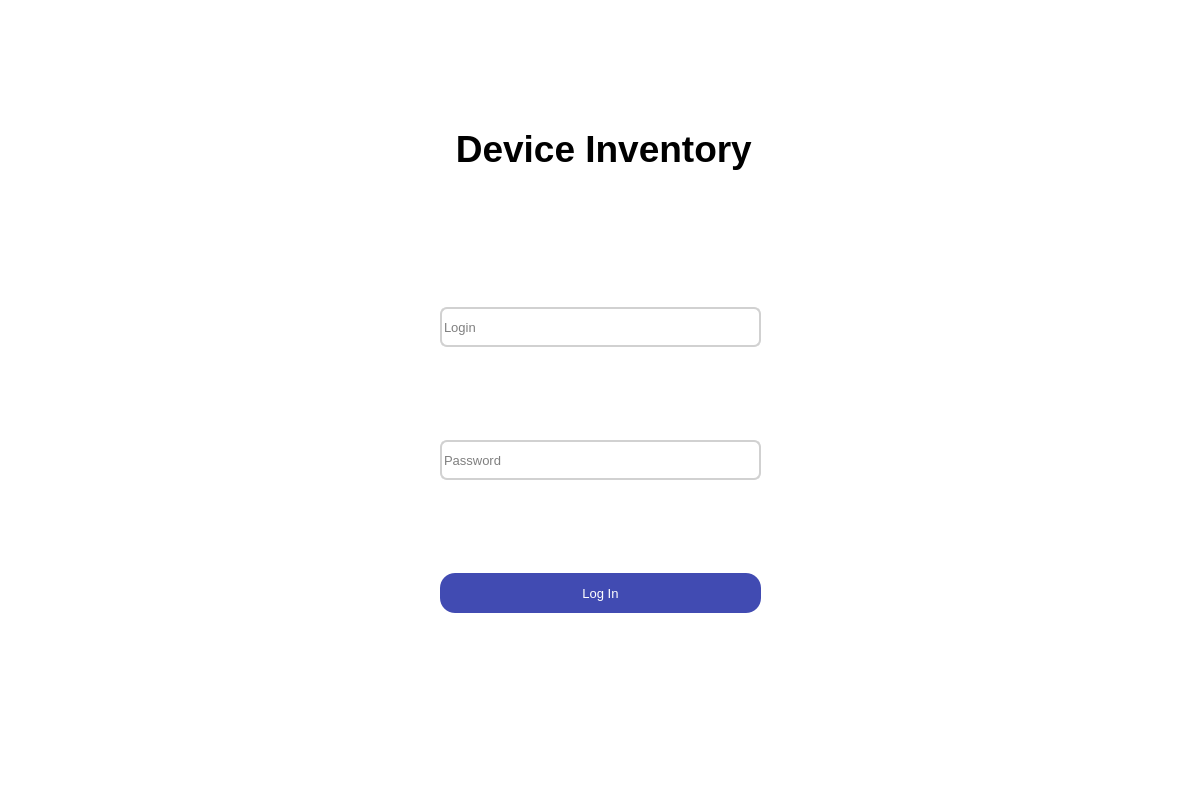
Above: layouts/login_screen.ui from fedulovs/InventoryUI before the change. Below: the same form after it.
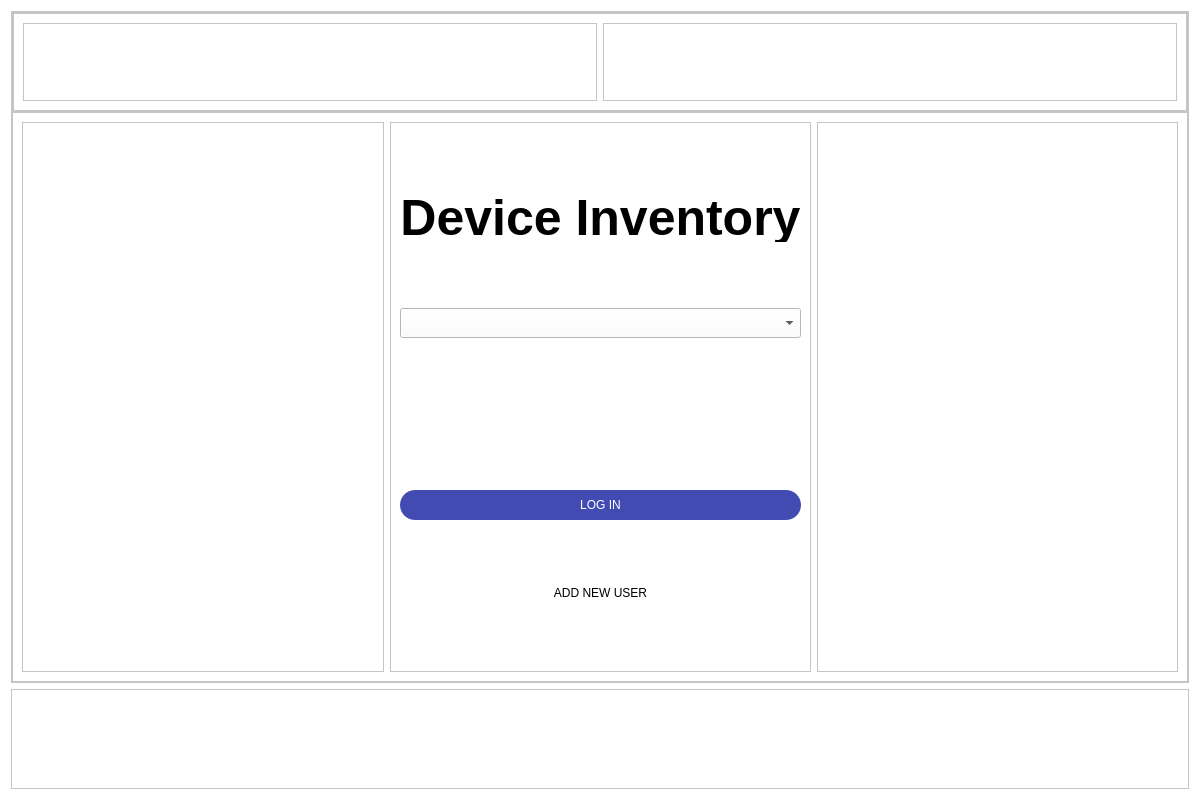
That is the form after the change.

Commit message: Add settings button

```diff
--- a/layouts/login_screen.ui
+++ b/layouts/login_screen.ui
@@ -13,83 +13,108 @@
         <property name="windowTitle">
             <string>Dialog</string>
         </property>
-        <widget class="QWidget" name="login_screen" native="true">
-            <property name="geometry">
-                <rect>
-                    <x>0</x>
-                    <y>0</y>
-                    <width>1200</width>
-                    <height>800</height>
-                </rect>
-            </property>
             <property name="styleSheet">
-                <string notr="true">background-color: rgb(255, 255, 255);</string>
-            </property>
-            <widget class="QWidget" name="verticalLayoutWidget">
-                <property name="geometry">
-                    <rect>
-                        <x>440</x>
-                        <y>220</y>
-                        <width>321</width>
-                        <height>481</height>
-                    </rect>
+   <string notr="true">background-color: white;</string>
                 </property>
                 <layout class="QVBoxLayout" name="verticalLayout">
                     <item>
-                        <widget class="QLineEdit" name="login_input">
-                            <property name="minimumSize">
-                                <size>
-                                    <width>0</width>
-                                    <height>40</height>
-                                </size>
-                            </property>
-                            <property name="font">
-                                <font>
-                                    <pointsize>10</pointsize>
-                                </font>
-                            </property>
-                            <property name="styleSheet">
-                                <string notr="true">border-radius : 7; border: 2px solid #D1D1D1</string>
-                            </property>
-                            <property name="text">
-                                <string/>
-                            </property>
-                            <property name="frame">
-                                <bool>false</bool>
-                            </property>
-                            <property name="placeholderText">
-                                <string>Login</string>
-                            </property>
-                        </widget>
-                    </item>
+    <widget class="QFrame" name="body">
+     <property name="sizePolicy">
+      <sizepolicy hsizetype="Expanding" vsizetype="Preferred">
+       <horstretch>0</horstretch>
+       <verstretch>0</verstretch>
+      </sizepolicy>
+     </property>
+     <property name="frameShape">
+      <enum>QFrame::StyledPanel</enum>
+     </property>
+     <property name="frameShadow">
+      <enum>QFrame::Raised</enum>
+     </property>
+     <layout class="QVBoxLayout" name="verticalLayout_2">
+      <property name="spacing">
+       <number>0</number>
+      </property>
+      <property name="leftMargin">
+       <number>0</number>
+      </property>
+      <property name="topMargin">
+       <number>0</number>
+      </property>
+      <property name="rightMargin">
+       <number>0</number>
+      </property>
+      <property name="bottomMargin">
+       <number>0</number>
+      </property>
                     <item>
-                        <widget class="QLineEdit" name="password_input">
+       <widget class="QFrame" name="controls">
+        <property name="sizePolicy">
+         <sizepolicy hsizetype="Preferred" vsizetype="Fixed">
+          <horstretch>0</horstretch>
+          <verstretch>0</verstretch>
+         </sizepolicy>
+        </property>
                             <property name="minimumSize">
                                 <size>
                                     <width>0</width>
-                                    <height>40</height>
-                                </size>
-                            </property>
-                            <property name="font">
-                                <font>
-                                    <pointsize>10</pointsize>
-                                </font>
-                            </property>
+          <height>100</height>
+         </size>
+        </property>
                             <property name="styleSheet">
-                                <string notr="true">border-radius : 7; border: 2px solid #D1D1D1</string>
-                            </property>
-                            <property name="text">
-                                <string/>
-                            </property>
-                            <property name="placeholderText">
-                                <string>Password</string>
-                            </property>
+         <string notr="true"/>
+        </property>
+        <property name="frameShape">
+         <enum>QFrame::StyledPanel</enum>
+        </property>
+        <property name="frameShadow">
+         <enum>QFrame::Raised</enum>
+        </property>
+        <layout class="QHBoxLayout" name="horizontalLayout">
+         <property name="spacing">
+          <number>0</number>
+         </property>
+         <property name="leftMargin">
+          <number>0</number>
+         </property>
+         <property name="topMargin">
+          <number>0</number>
+         </property>
+         <property name="rightMargin">
+          <number>0</number>
+         </property>
+         <property name="bottomMargin">
+          <number>0</number>
+         </property>
+         <item>
+          <widget class="QFrame" name="frame">
+           <property name="frameShape">
+            <enum>QFrame::StyledPanel</enum>
+           </property>
+           <property name="frameShadow">
+            <enum>QFrame::Raised</enum>
+           </property>
+           <layout class="QHBoxLayout" name="horizontalLayout_2">
+            <item>
+             <widget class="QFrame" name="frame_2">
+              <property name="sizePolicy">
+               <sizepolicy hsizetype="MinimumExpanding" vsizetype="MinimumExpanding">
+                <horstretch>0</horstretch>
+                <verstretch>0</verstretch>
+               </sizepolicy>
+              </property>
+              <property name="frameShape">
+               <enum>QFrame::StyledPanel</enum>
+              </property>
+              <property name="frameShadow">
+               <enum>QFrame::Raised</enum>
+              </property>
                         </widget>
                     </item>
                     <item>
-                        <widget class="QPushButton" name="login_button">
+             <widget class="QFrame" name="frame_6">
                             <property name="sizePolicy">
-                                <sizepolicy hsizetype="Expanding" vsizetype="Fixed">
+               <sizepolicy hsizetype="MinimumExpanding" vsizetype="MinimumExpanding">
                                     <horstretch>0</horstretch>
                                     <verstretch>0</verstretch>
                                 </sizepolicy>
@@ -97,69 +122,153 @@
                             <property name="minimumSize">
                                 <size>
                                     <width>0</width>
-                                    <height>40</height>
-                                </size>
-                            </property>
-                            <property name="font">
-                                <font>
-                                    <pointsize>10</pointsize>
-                                </font>
-                            </property>
+                <height>0</height>
+               </size>
+              </property>
                             <property name="styleSheet">
-                                <string notr="true">border-radius : 15; border: 2 px solid black; background-color :
-                                    #414BB2; color: white
-                                </string>
-                            </property>
+               <string notr="true">QPushButton {
+                border: none;
+                border-radius: 10;
+                }
+
+                QPushButton:hover {
+                border: 2 px solid black;
+                background-color: rgb(227, 227, 227);
+                }
+               </string>
+              </property>
+              <property name="frameShape">
+               <enum>QFrame::StyledPanel</enum>
+              </property>
+              <property name="frameShadow">
+               <enum>QFrame::Raised</enum>
+              </property>
+              <layout class="QVBoxLayout" name="verticalLayout_5">
+               <item alignment="Qt::AlignRight|Qt::AlignTop">
+                <widget class="QPushButton" name="settings_button">
+                 <property name="sizePolicy">
+                  <sizepolicy hsizetype="MinimumExpanding" vsizetype="MinimumExpanding">
+                   <horstretch>0</horstretch>
+                   <verstretch>0</verstretch>
+                  </sizepolicy>
+                 </property>
+                 <property name="minimumSize">
+                  <size>
+                   <width>40</width>
+                   <height>40</height>
+                  </size>
+                 </property>
                             <property name="text">
-                                <string>Log In</string>
+                  <string/>
                             </property>
                         </widget>
                     </item>
                 </layout>
             </widget>
+            </item>
+           </layout>
+          </widget>
+         </item>
+        </layout>
+       </widget>
+      </item>
+      <item>
+       <widget class="QFrame" name="content">
+        <property name="frameShape">
+         <enum>QFrame::StyledPanel</enum>
+        </property>
+        <property name="frameShadow">
+         <enum>QFrame::Raised</enum>
+        </property>
+        <layout class="QHBoxLayout" name="horizontalLayout_3">
+         <item>
+          <widget class="QFrame" name="frame_5">
+           <property name="frameShape">
+            <enum>QFrame::StyledPanel</enum>
+           </property>
+           <property name="frameShadow">
+            <enum>QFrame::Raised</enum>
+           </property>
+          </widget>
+         </item>
+         <item>
+          <widget class="QFrame" name="frame_3">
+           <property name="frameShape">
+            <enum>QFrame::StyledPanel</enum>
+           </property>
+           <property name="frameShadow">
+            <enum>QFrame::Raised</enum>
+           </property>
+           <layout class="QVBoxLayout" name="verticalLayout_3">
+            <item>
             <widget class="QLabel" name="title">
-                <property name="geometry">
-                    <rect>
-                        <x>350</x>
-                        <y>100</y>
-                        <width>521</width>
-                        <height>91</height>
-                    </rect>
-                </property>
                 <property name="sizePolicy">
-                    <sizepolicy hsizetype="Preferred" vsizetype="Preferred">
+               <sizepolicy hsizetype="Preferred" vsizetype="Minimum">
                         <horstretch>0</horstretch>
                         <verstretch>0</verstretch>
                     </sizepolicy>
                 </property>
+              <property name="minimumSize">
+               <size>
+                <width>0</width>
+                <height>50</height>
+               </size>
+              </property>
+              <property name="maximumSize">
+               <size>
+                <width>16777215</width>
+                <height>50</height>
+               </size>
+              </property>
                 <property name="font">
                     <font>
-                        <pointsize>36</pointsize>
+                <pointsize>-1</pointsize>
                         <weight>75</weight>
                         <bold>true</bold>
-                    </font>
-                </property>
+                <kerning>true</kerning>
+               </font>
+              </property>
+              <property name="styleSheet">
+               <string notr="true">font-size: 50px</string>
+              </property>
                 <property name="text">
-                    <string>&lt;html&gt;&lt;head/&gt;&lt;body&gt;&lt;p align=&quot;center&quot;&gt;&lt;span style=&quot;
-                        font-size:28pt;&quot;&gt;Device Inventory&lt;/span&gt;&lt;/p&gt;&lt;/body&gt;&lt;/html&gt;
-                    </string>
-                </property>
-            </widget>
+               <string>Device Inventory</string>
+              </property>
+              <property name="alignment">
+               <set>Qt::AlignCenter</set>
+              </property>
+             </widget>
+            </item>
+            <item>
+             <widget class="QComboBox" name="user_picker">
+              <property name="minimumSize">
+               <size>
+                <width>0</width>
+                <height>30</height>
+               </size>
+              </property>
+             </widget>
+            </item>
+            <item>
             <widget class="QLabel" name="error_text">
-                <property name="geometry">
-                    <rect>
-                        <x>440</x>
-                        <y>710</y>
-                        <width>319</width>
-                        <height>21</height>
-                    </rect>
-                </property>
                 <property name="sizePolicy">
-                    <sizepolicy hsizetype="Ignored" vsizetype="Minimum">
+               <sizepolicy hsizetype="Minimum" vsizetype="Minimum">
                         <horstretch>0</horstretch>
                         <verstretch>0</verstretch>
                     </sizepolicy>
                 </property>
+              <property name="minimumSize">
+               <size>
+                <width>0</width>
+                <height>20</height>
+               </size>
+              </property>
+              <property name="maximumSize">
+               <size>
+                <width>16777215</width>
+                <height>20</height>
+               </size>
+              </property>
                 <property name="styleSheet">
                     <string notr="true">color: red</string>
                 </property>
@@ -167,8 +276,98 @@
                     <string/>
                 </property>
             </widget>
-        </widget>
-    </widget>
-    <resources/>
+            </item>
+            <item>
+             <widget class="QPushButton" name="login_button">
+              <property name="minimumSize">
+               <size>
+                <width>0</width>
+                <height>30</height>
+               </size>
+              </property>
+              <property name="cursor">
+               <cursorShape>PointingHandCursor</cursorShape>
+              </property>
+              <property name="styleSheet">
+               <string notr="true">QPushButton {
+                border-radius: 15;
+                border: 2 px solid black;
+                background-color: #414BB2;
+                color: white
+                }
+
+                QPushButton:hover{
+                border-radius: 15;
+                border: 4 px solid black;
+                background-color: rgb(51, 60, 140);
+                color: white;
+                }
+               </string>
+              </property>
+              <property name="text">
+               <string>LOG IN</string>
+              </property>
+             </widget>
+            </item>
+            <item>
+             <widget class="QPushButton" name="add_new_user_button">
+              <property name="cursor">
+               <cursorShape>PointingHandCursor</cursorShape>
+              </property>
+              <property name="styleSheet">
+               <string notr="true">border: none;
+               </string>
+              </property>
+              <property name="text">
+               <string>ADD NEW USER</string>
+              </property>
+             </widget>
+            </item>
+           </layout>
+          </widget>
+         </item>
+         <item>
+          <widget class="QFrame" name="frame_4">
+           <property name="frameShape">
+            <enum>QFrame::StyledPanel</enum>
+           </property>
+           <property name="frameShadow">
+            <enum>QFrame::Raised</enum>
+           </property>
+          </widget>
+         </item>
+        </layout>
+       </widget>
+      </item>
+     </layout>
+    </widget>
+   </item>
+   <item>
+    <widget class="QFrame" name="footer">
+     <property name="sizePolicy">
+      <sizepolicy hsizetype="Minimum" vsizetype="Fixed">
+       <horstretch>0</horstretch>
+       <verstretch>0</verstretch>
+      </sizepolicy>
+     </property>
+     <property name="minimumSize">
+      <size>
+       <width>0</width>
+       <height>100</height>
+      </size>
+     </property>
+     <property name="frameShape">
+      <enum>QFrame::StyledPanel</enum>
+     </property>
+     <property name="frameShadow">
+      <enum>QFrame::Raised</enum>
+     </property>
+    </widget>
+   </item>
+  </layout>
+ </widget>
+ <resources>
+  <include location="icons.qrc"/>
+ </resources>
     <connections/>
 </ui>
```
Lines whose indentation alone changed are shown as unchanged.
